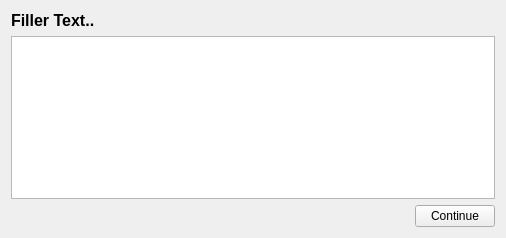
Above: UI_Files/progressScreen.ui from GDGVIT/pip-gui before the change. Below: the same form after it.
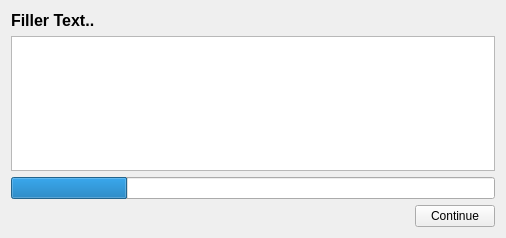
That is the form after the change.

```diff
--- a/UI_Files/progressScreen.ui
+++ b/UI_Files/progressScreen.ui
@@ -33,6 +33,16 @@
      <item>
       <widget class="QTextEdit" name="textEdit"/>
      </item>
+     <item>
+      <widget class="QProgressBar" name="progressBar">
+       <property name="value">
+        <number>24</number>
+       </property>
+       <property name="textVisible">
+        <bool>false</bool>
+       </property>
+      </widget>
+     </item>
      <item>
       <layout class="QHBoxLayout" name="horizontalLayout">
        <property name="spacing">
```
